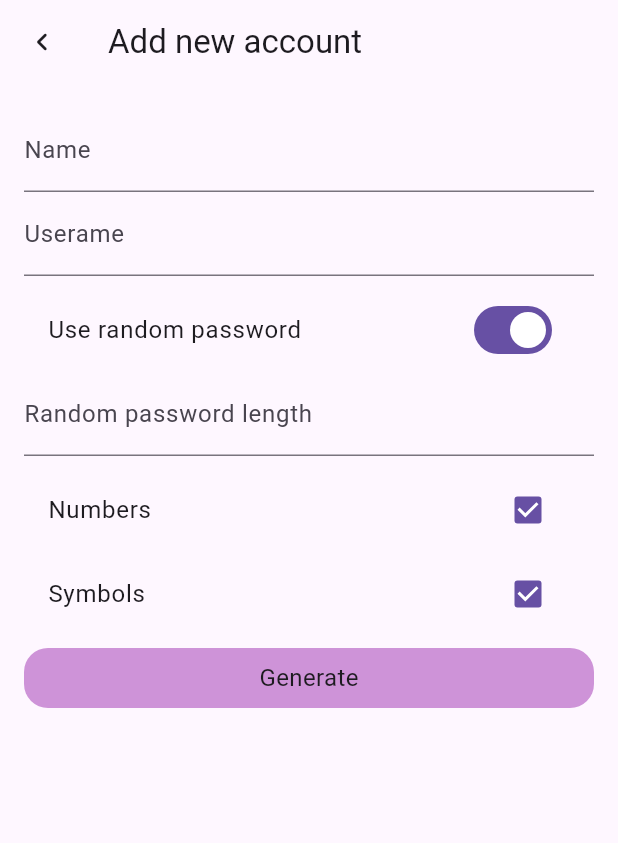
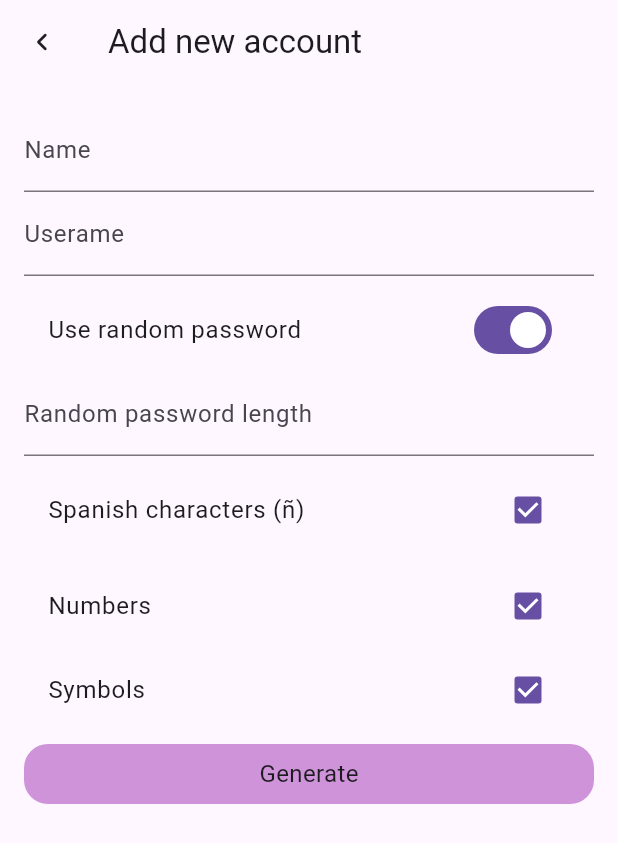
Before and after one commit to Kuro96Viixen/password_manager, a Flutter app: the AddEditView screen opened by its route, after a tap on "Use random password", on a phone screen of 412 x 824 dp. Shown: the top 843 px of the screen. Run offline on Flutter 3.47's test engine with Material 3 defaults, Android fonts, the phone set to English and light mode, and no system bars; our stand-ins replace focus_detector; Roboto replaces fonts that are missing (Verdana).

Commit message:
Add Spanish Characters
Added Spanish Characters to make password stronger

```diff
--- a/lib/constants/routes.dart
+++ b/lib/constants/routes.dart
@@ -24,8 +24,9 @@ class Routes {
         );
       case view:
         return MaterialPageRoute(
-          builder: (context) =>
-              ViewAccountView(arguments as ViewAccountViewArguments),
+          builder: (context) => ViewAccountView(
+            arguments as ViewAccountViewArguments,
+          ),
         );
       case addEdit:
         return MaterialPageRoute(
--- a/lib/constants/texts.dart
+++ b/lib/constants/texts.dart
@@ -18,6 +18,7 @@ class Texts {
   static String useRandomPasswordSwitchTitle = 'Use random password';
   static String passwordLengthTextFieldLabel = 'Random password length';
   static String passwordLengthTextFieldHint = 'Default 10';
+  static String spanishCheckBoxTitle = 'Spanish characters (ñ)';
   static String numbersCheckBoxTitle = 'Numbers';
   static String symbolsCheckBoxTitle = 'Symbols';
   static String generateRandomPasswordButton = 'Generate';
--- a/lib/screens/accounts_view.dart
+++ b/lib/screens/accounts_view.dart
@@ -8,7 +8,9 @@ import 'package:password_manager/utils/utils.dart';
 import 'package:password_manager/utils/widgets.dart';
 
 class AccountsView extends StatefulWidget {
-  const AccountsView({super.key});
+  const AccountsView({
+    super.key,
+  });
 
   @override
   State<AccountsView> createState() => _AccountsViewState();
--- a/lib/screens/add_edit_view.dart
+++ b/lib/screens/add_edit_view.dart
@@ -10,13 +10,19 @@ class EditArguments {
   int index;
   Account account;
 
-  EditArguments(this.index, this.account);
+  EditArguments(
+    this.index,
+    this.account,
+  );
 }
 
 class AddEditView extends StatefulWidget {
   final EditArguments? arguments;
 
-  const AddEditView({super.key, this.arguments});
+  const AddEditView({
+    super.key,
+    this.arguments,
+  });
 
   @override
   State<AddEditView> createState() => _AddEditViewState();
@@ -33,6 +39,7 @@ class _AddEditViewState extends State<AddEditView> {
 
   String randomPassword = '';
 
+  bool hasSpanish = true;
   bool hasNumbers = true;
   bool hasSymbols = true;
 
@@ -48,9 +55,21 @@ class _AddEditViewState extends State<AddEditView> {
       isPrivate = widget.arguments!.account.private;
     }
 
-    nameController.addListener(() => setState(() {}));
-    usernameController.addListener(() => setState(() {}));
-    passwordController.addListener(() => setState(() {}));
+    nameController.addListener(
+      () => setState(
+        () {},
+      ),
+    );
+    usernameController.addListener(
+      () => setState(
+        () {},
+      ),
+    );
+    passwordController.addListener(
+      () => setState(
+        () {},
+      ),
+    );
   }
 
   @override
@@ -71,7 +90,9 @@ class _AddEditViewState extends State<AddEditView> {
           children: [
             Expanded(
               child: ListView(
-                padding: const EdgeInsets.all(16.0),
+                padding: const EdgeInsets.all(
+                  16.0,
+                ),
                 children: [
                   Column(
                     children: [
@@ -84,6 +105,8 @@ class _AddEditViewState extends State<AddEditView> {
                         value: isRandomPassword,
                         onChanged: (value) => setState(
                           () {
+                            FocusScope.of(context).unfocus();
+
                             isRandomPassword = value;
 
                             passwordController.text = '';
@@ -121,7 +144,9 @@ class _AddEditViewState extends State<AddEditView> {
   }
 
   Widget _bottomForm() => Padding(
-        padding: const EdgeInsets.all(16.0),
+        padding: const EdgeInsets.all(
+          16.0,
+        ),
         child: Column(
           children: [
             CheckboxListTile(
@@ -180,15 +205,29 @@ class _AddEditViewState extends State<AddEditView> {
           ),
           CustomWidgets.spacer(),
           CheckboxListTile(
+            value: hasSpanish,
+            onChanged: (value) => setState(
+              () => hasSpanish = value!,
+            ),
+            title: Text(
+              Texts.spanishCheckBoxTitle,
+            ),
+          ),
+          CustomWidgets.spacer(),
+          CheckboxListTile(
             value: hasNumbers,
-            onChanged: (value) => setState(() => hasNumbers = value!),
+            onChanged: (value) => setState(
+              () => hasNumbers = value!,
+            ),
             title: Text(
               Texts.numbersCheckBoxTitle,
             ),
           ),
           CheckboxListTile(
             value: hasSymbols,
-            onChanged: (value) => setState(() => hasSymbols = value!),
+            onChanged: (value) => setState(
+              () => hasSymbols = value!,
+            ),
             title: Text(
               Texts.symbolsCheckBoxTitle,
             ),
@@ -196,16 +235,19 @@ class _AddEditViewState extends State<AddEditView> {
           CustomWidgets.spacer(),
           CustomWidgets.button(
             Texts.generateRandomPasswordButton,
-            () => setState(
+            () {
+              setState(
                 () => randomPassword = Utils.generatePassword(
                   length: int.tryParse(
                         passwordLengthController.text.toString(),
                       ) ??
                       10,
+                  hasSpanish: hasSpanish,
                   hasNumber: hasNumbers,
                   hasSymbol: hasSymbols,
                 ),
-            ),
+              );
+            },
           ),
           const SizedBox(
             height: 16.0,
@@ -214,7 +256,13 @@ class _AddEditViewState extends State<AddEditView> {
             visible: randomPassword != '',
             child: GestureDetector(
               onLongPress: () =>
-                  Clipboard.setData(ClipboardData(text: randomPassword)),
+                  Clipboard.setData(ClipboardData(text: randomPassword)).then(
+                (value) => ScaffoldMessenger.of(context).showSnackBar(
+                  Utils.snackbarBuilder(
+                    Texts.copiedToClipboard,
+                  ),
+                ),
+              ),
               child: Text(
                 Texts.randomPasswordText + randomPassword,
                 style: const TextStyle(
--- a/lib/screens/private_accounts_view.dart
+++ b/lib/screens/private_accounts_view.dart
@@ -8,7 +8,9 @@ import 'package:password_manager/utils/utils.dart';
 import 'package:password_manager/utils/widgets.dart';
 
 class PrivateAccountsView extends StatefulWidget {
-  const PrivateAccountsView({super.key});
+  const PrivateAccountsView({
+    super.key,
+  });
 
   @override
   State<PrivateAccountsView> createState() => _PrivateAccountsViewState();
--- a/pubspec.yaml
+++ b/pubspec.yaml
@@ -2,7 +2,7 @@ name: password_manager
 description: A new Flutter project.
 publish_to: 'none'
 
-version: 1.5.1+10
+version: 1.6.0+11
 
 environment:
   sdk: '>=2.18.0 <3.0.0'
```
Also changed, not shown: lib/screens/view_account_view.dart (+16 -4 lines). Lines whose indentation alone changed are shown as unchanged.
